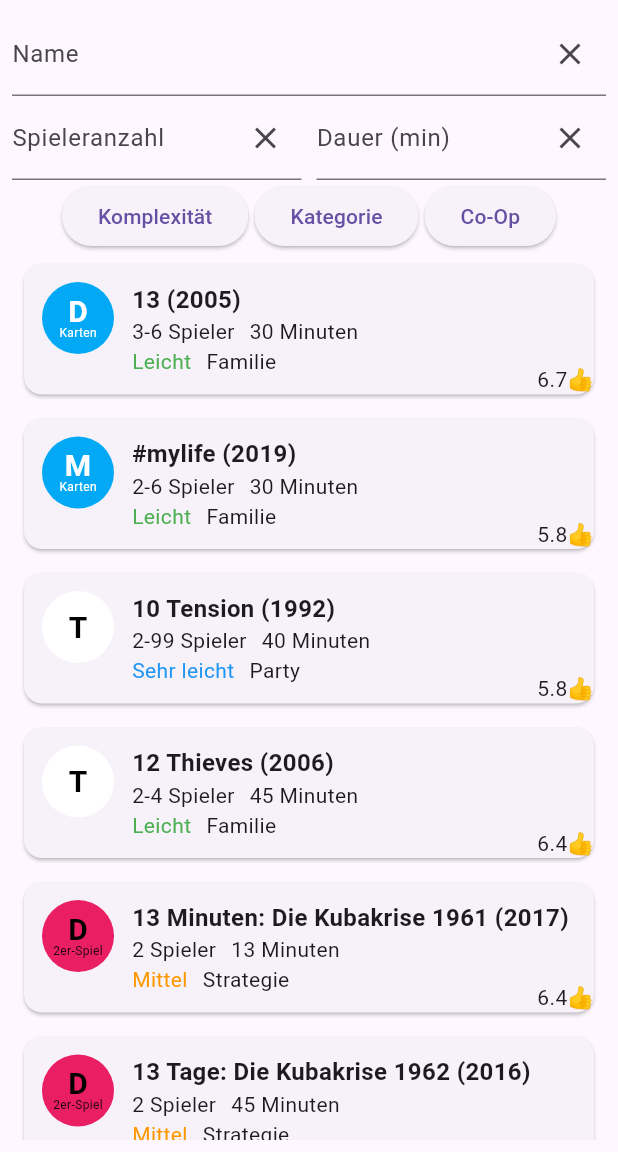
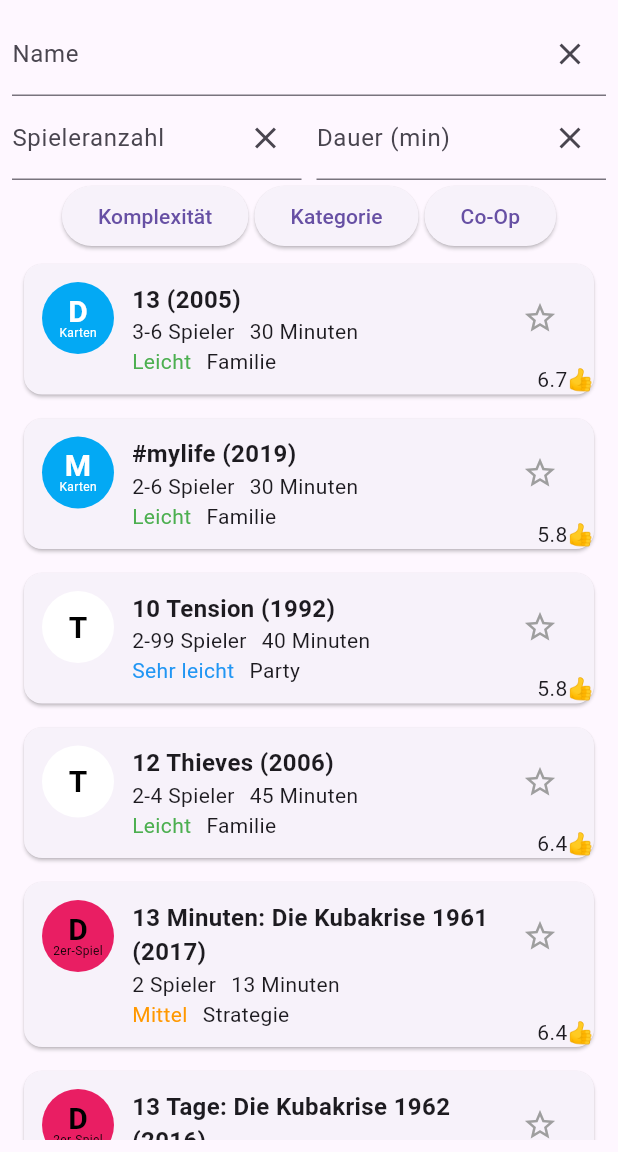
Before and after one commit to KiraResari/spielwiesn_spielothek, a Flutter app: the screen it shows after launch, on a phone screen of 412 x 824 dp, the part 84-1236 px from its top. Run offline on Flutter 3.47's test engine with Material 3 defaults, Android fonts, the phone set to English and light mode, and no system bars; our stand-ins replace csv, shared_preferences; network calls fail.

Commit message:
Added toggle-able fav buttons

```diff
--- a/lib/game/game.dart
+++ b/lib/game/game.dart
@@ -23,6 +23,8 @@ class Game {
   final bool novelty;
   final bool premium;
   final String link;
+
+  bool favorite = false;
 
   Game({
     required this.name,
--- a/lib/game_list_view/game_card.dart
+++ b/lib/game_list_view/game_card.dart
@@ -1,6 +1,8 @@
 import 'package:flutter/material.dart';
+import 'package:provider/provider.dart';
 
 import '../game/game.dart';
+import 'game_list_controller.dart';
 import 'game_sticker.dart';
 
 class GameCard extends StatelessWidget {
@@ -22,6 +24,7 @@ class GameCard extends StatelessWidget {
                 GameSticker(game),
                 const SizedBox(width: 12),
                 _buildTextElements(),
+                _buildFavButton(context),
               ],
             ),
           ),
@@ -29,38 +32,6 @@ class GameCard extends StatelessWidget {
           if (game.rating > 0) _buildRatingCorner(),
         ],
       ),
-    );
-  }
-
-  Positioned _buildPremiumCorner() {
-    return Positioned(
-      bottom: 0,
-      left: 0,
-      child: Container(
-        padding: const EdgeInsets.symmetric(horizontal: 6, vertical: 2),
-        decoration: const BoxDecoration(
-          color: Colors.green,
-          borderRadius: BorderRadius.only(
-            topRight: Radius.circular(6),
-          ),
-        ),
-        child: const Text(
-          "Exclusiv",
-          style: TextStyle(
-            color: Colors.white,
-            fontWeight: FontWeight.bold,
-            fontSize: 12,
-          ),
-        ),
-      ),
-    );
-  }
-
-  Positioned _buildRatingCorner() {
-    return Positioned(
-      bottom: 0,
-      right: 0,
-      child: Text("${game.rating}👍"),
     );
   }
 
@@ -122,4 +93,49 @@ class GameCard extends StatelessWidget {
     TextStyle textStyle = TextStyle(color: game.complexityLevel.displayColor);
     return Text(style: textStyle, game.complexityLevel.displayName);
   }
+
+  Positioned _buildPremiumCorner() {
+    return Positioned(
+      bottom: 0,
+      left: 0,
+      child: Container(
+        padding: const EdgeInsets.symmetric(horizontal: 6, vertical: 2),
+        decoration: const BoxDecoration(
+          color: Colors.green,
+          borderRadius: BorderRadius.only(
+            topRight: Radius.circular(6),
+          ),
+        ),
+        child: const Text(
+          "Exclusiv",
+          style: TextStyle(
+            color: Colors.white,
+            fontWeight: FontWeight.bold,
+            fontSize: 12,
+          ),
+        ),
+      ),
+    );
+  }
+
+  Widget _buildFavButton(BuildContext context) {
+    var controller = context.watch<GameListController>();
+    return IconButton(
+      icon: Icon(
+        game.favorite ? Icons.star : Icons.star_border,
+        color: game.favorite ? Colors.amber : Colors.grey,
+      ),
+      onPressed: () {
+        controller.toggleFavorite(game);
+      },
+    );
+  }
+
+  Positioned _buildRatingCorner() {
+    return Positioned(
+      bottom: 0,
+      right: 0,
+      child: Text("${game.rating}👍"),
+    );
+  }
 }
--- a/lib/game_list_view/game_list_controller.dart
+++ b/lib/game_list_view/game_list_controller.dart
@@ -135,6 +135,11 @@ class GameListController extends ChangeNotifier {
     filterGames();
   }
 
+  void toggleFavorite(Game game){
+    game.favorite = !game.favorite;
+    notifyListeners();
+  }
+
   @override
   void dispose() {
     nameController.dispose();
```
Also changed, not shown: 1 other file.
